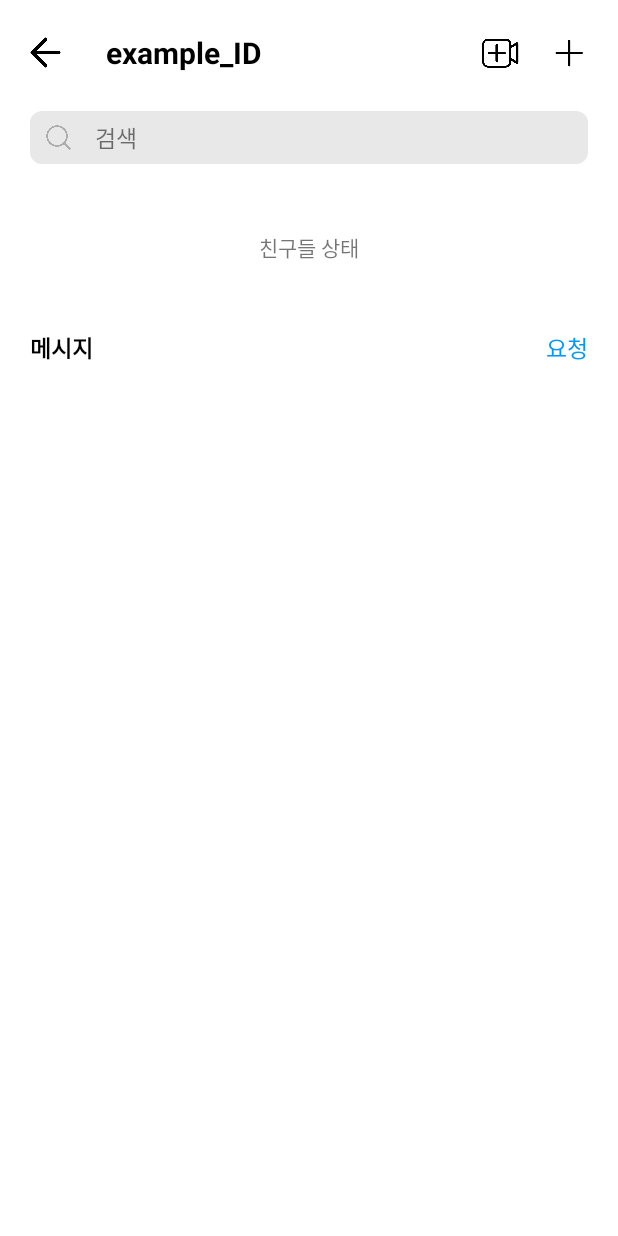
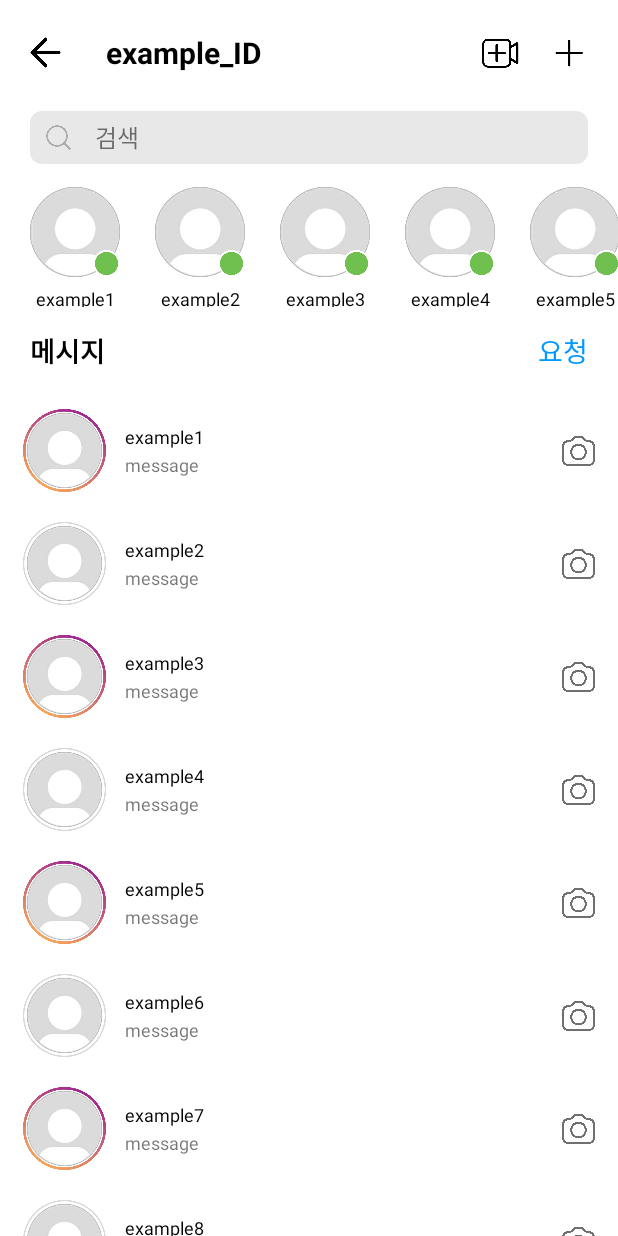
Before and after one commit to JM2308/UMC-Android-Instagram-Clone-Coding, an Android app: the DMActivity screen opened directly, with no data from a screen before it, on a phone screen of 412 x 824 dp. Run offline under Robolectric (Android 15) with nearby library versions, the phone set to English and light mode, and no system bars.

Commit message:
Connect RV & Item (DM Status and DM List)

```diff
--- a/app/src/main/java/com/example/umc_android_instagram_clone_coding/DMActivity.kt
+++ b/app/src/main/java/com/example/umc_android_instagram_clone_coding/DMActivity.kt
@@ -3,22 +3,61 @@ package com.example.umc_android_instagram_clone_coding
 import android.content.Intent
 import android.os.Bundle
 import androidx.appcompat.app.AppCompatActivity
+import androidx.recyclerview.widget.LinearLayoutManager
 import com.example.umc_android_instagram_clone_coding.databinding.ActivityDmBinding
 
 class DMActivity : AppCompatActivity() {
 
     lateinit var binding : ActivityDmBinding
+    private var statusDatas = ArrayList<FriendStatusData>()
+    private var msgListDatas = ArrayList<DMMsgListData>()
 
     override fun onCreate(savedInstanceState: Bundle?) {
         super.onCreate(savedInstanceState)
 
         binding = ActivityDmBinding.inflate(layoutInflater)
 
+        val statusAdapter = FriendStatusRVAdapter(statusDatas)
+        binding.dmFriendRv.adapter = statusAdapter
+        binding.dmFriendRv.layoutManager = LinearLayoutManager(this, LinearLayoutManager.HORIZONTAL, false)
+
+        statusDatas.apply {
+            add(FriendStatusData(R.drawable.profile, "example1"))
+            add(FriendStatusData(R.drawable.profile, "example2"))
+            add(FriendStatusData(R.drawable.profile, "example3"))
+            add(FriendStatusData(R.drawable.profile, "example4"))
+            add(FriendStatusData(R.drawable.profile, "example5"))
+            add(FriendStatusData(R.drawable.profile, "example6"))
+            add(FriendStatusData(R.drawable.profile, "example7"))
+            add(FriendStatusData(R.drawable.profile, "example8"))
+            add(FriendStatusData(R.drawable.profile, "example9"))
+            add(FriendStatusData(R.drawable.profile, "example10"))
+            add(FriendStatusData(R.drawable.profile, "example11"))
+            add(FriendStatusData(R.drawable.profile, "example12"))
+        }
+
         binding.dmBackBtn.setOnClickListener {
             startActivity(Intent(this, MainActivity::class.java))
             finish()
         }
 
+        val msgListAdapter = DMMsgListRVAdapter(msgListDatas)
+        binding.dmMsgRv.adapter = msgListAdapter
+        binding.dmMsgRv.layoutManager = LinearLayoutManager(this, LinearLayoutManager.VERTICAL, false)
+
+        msgListDatas.apply {
+            add(DMMsgListData(R.drawable.profile, "example1", "message", 1))
+            add(DMMsgListData(R.drawable.profile, "example2", "message", 0))
+            add(DMMsgListData(R.drawable.profile, "example3", "message", 1))
+            add(DMMsgListData(R.drawable.profile, "example4", "message", 0))
+            add(DMMsgListData(R.drawable.profile, "example5", "message", 1))
+            add(DMMsgListData(R.drawable.profile, "example6", "message", 0))
+            add(DMMsgListData(R.drawable.profile, "example7", "message", 1))
+            add(DMMsgListData(R.drawable.profile, "example8", "message", 0))
+            add(DMMsgListData(R.drawable.profile, "example9", "message", 1))
+            add(DMMsgListData(R.drawable.profile, "example10", "message", 0))
+        }
+
         setContentView(binding.root)
     }
 }
--- /dev/null
+++ b/app/src/main/java/com/example/umc_android_instagram_clone_coding/DMMsgListData.kt
@@ -0,0 +1,9 @@
+package com.example.umc_android_instagram_clone_coding
+
+data class DMMsgListData(
+    var profile: Int? = null,
+    var id: String? = "",
+    var msg: String? = "",
+    // 스토리 올렸는지 아닌지 확인
+    var storyStatus: Int? = null
+)
--- /dev/null
+++ b/app/src/main/java/com/example/umc_android_instagram_clone_coding/DMMsgListRVAdapter.kt
@@ -0,0 +1,36 @@
+package com.example.umc_android_instagram_clone_coding
+
+import android.view.LayoutInflater
+import android.view.ViewGroup
+import androidx.recyclerview.widget.RecyclerView
+import com.example.umc_android_instagram_clone_coding.databinding.ItemDmMsgBinding
+
+class DMMsgListRVAdapter(private var msgList: ArrayList<DMMsgListData>) : RecyclerView.Adapter<DMMsgListRVAdapter.ViewHolder>() {
+    override fun onCreateViewHolder(
+        parent: ViewGroup,
+        viewType: Int
+    ): DMMsgListRVAdapter.ViewHolder {
+        val binding: ItemDmMsgBinding = ItemDmMsgBinding.inflate(LayoutInflater.from(parent.context), parent, false)
+        return ViewHolder(binding)
+    }
+
+    override fun onBindViewHolder(holder: DMMsgListRVAdapter.ViewHolder, position: Int) {
+        holder.bind(msgList[position])
+    }
+
+    override fun getItemCount(): Int = msgList.size
+
+    inner class ViewHolder(val binding: ItemDmMsgBinding): RecyclerView.ViewHolder(binding.root) {
+        fun bind (msg: DMMsgListData) {
+            binding.itemDmListProfile.setImageResource(R.drawable.profile)
+            binding.itemDmListName.text = msg.id
+            binding.itemDmMsg.text = msg.msg
+
+            if (msg.storyStatus == 0)
+                binding.itemDmListStory.setImageResource(R.drawable.check_story)
+            else if (msg.storyStatus == 1)
+                binding.itemDmListStory.setImageResource(R.drawable.story_border)
+        }
+    }
+
+}
--- /dev/null
+++ b/app/src/main/java/com/example/umc_android_instagram_clone_coding/FriendStatusData.kt
@@ -0,0 +1,6 @@
+package com.example.umc_android_instagram_clone_coding
+
+data class FriendStatusData(
+    var profileImg: Int? = null,
+    var id: String = ""
+)
--- /dev/null
+++ b/app/src/main/java/com/example/umc_android_instagram_clone_coding/FriendStatusRVAdapter.kt
@@ -0,0 +1,29 @@
+package com.example.umc_android_instagram_clone_coding
+
+import android.view.LayoutInflater
+import android.view.ViewGroup
+import androidx.recyclerview.widget.RecyclerView
+import com.example.umc_android_instagram_clone_coding.databinding.ItemStatusBinding
+
+class FriendStatusRVAdapter(private val statusList: ArrayList<FriendStatusData>) : RecyclerView.Adapter<FriendStatusRVAdapter.ViewHolder>() {
+    override fun onCreateViewHolder(
+        parent: ViewGroup,
+        viewType: Int
+    ): FriendStatusRVAdapter.ViewHolder {
+        val binding: ItemStatusBinding = ItemStatusBinding.inflate(LayoutInflater.from(parent.context), parent, false)
+        return ViewHolder(binding)
+    }
+
+    override fun onBindViewHolder(holder: FriendStatusRVAdapter.ViewHolder, position: Int) {
+        holder.bind(statusList[position])
+    }
+
+    override fun getItemCount(): Int = statusList.size
+
+    inner class ViewHolder(val binding: ItemStatusBinding): RecyclerView.ViewHolder(binding.root) {
+        fun bind(status: FriendStatusData) {
+            binding.homeStatusProfile.setImageResource(status.profileImg!!)
+            binding.homeStatusId.text = status.id
+        }
+    }
+}
--- a/app/src/main/res/layout/activity_dm.xml
+++ b/app/src/main/res/layout/activity_dm.xml
@@ -73,44 +73,57 @@
             android:layout_width="wrap_content"
             android:layout_height="wrap_content"
             android:text="검색"
-            android:textSize="15sp"
+            android:textSize="16sp"
             android:layout_gravity="center_vertical"
             android:layout_marginLeft="15dp" />
 
     </LinearLayout>
 
-    <TextView
-        android:id="@+id/dm_friend_status"
+    <androidx.recyclerview.widget.RecyclerView
+        android:id="@+id/dm_friend_rv"
         android:layout_width="match_parent"
         android:layout_height="80dp"
         android:layout_marginTop="15dp"
-        android:text="친구들 상태"
-        android:gravity="center"
-        app:layout_constraintStart_toStartOf="parent"
-        app:layout_constraintTop_toBottomOf="@id/dm_search" />
+        android:paddingLeft="20dp"
+        android:paddingRight="-3dp"
+        android:clipToPadding="false"
+        android:orientation="horizontal"
+        app:layoutManager="androidx.recyclerview.widget.LinearLayoutManager"
+        app:layout_constraintTop_toBottomOf="@id/dm_search"
+        app:layout_constraintStart_toStartOf="parent" />
 
     <TextView
         android:layout_width="wrap_content"
         android:layout_height="wrap_content"
         android:text="메시지"
         android:textColor="@color/black"
-        android:textSize="15sp"
+        android:textSize="18sp"
         android:layout_marginTop="15dp"
         android:layout_marginLeft="20dp"
         android:textStyle="bold"
         app:layout_constraintStart_toStartOf="parent"
-        app:layout_constraintTop_toBottomOf="@id/dm_friend_status"/>
+        app:layout_constraintTop_toBottomOf="@id/dm_friend_rv"/>
 
     <TextView
         android:id="@+id/dm_request_btn"
         android:layout_width="wrap_content"
         android:layout_height="wrap_content"
         android:text="요청"
-        android:textSize="15sp"
+        android:textSize="18sp"
         android:textColor="@color/primary_blue"
         android:layout_marginTop="15dp"
         android:layout_marginRight="20dp"
         app:layout_constraintEnd_toEndOf="parent"
-        app:layout_constraintTop_toBottomOf="@id/dm_friend_status" />
+        app:layout_constraintTop_toBottomOf="@id/dm_friend_rv" />
+
+    <androidx.recyclerview.widget.RecyclerView
+        android:id="@+id/dm_msg_rv"
+        android:layout_width="match_parent"
+        android:layout_height="0dp"
+        android:layout_marginTop="15dp"
+        app:layoutManager="androidx.recyclerview.widget.LinearLayoutManager"
+        app:layout_constraintTop_toBottomOf="@id/dm_request_btn"
+        app:layout_constraintBottom_toBottomOf="parent"
+        app:layout_constraintStart_toStartOf="parent" />
 
 </androidx.constraintlayout.widget.ConstraintLayout>
--- a/app/src/main/res/layout/item_dm_list.xml
+++ b/app/src/main/res/layout/item_dm_msg.xml
@@ -1,7 +1,7 @@
 <?xml version="1.0" encoding="utf-8"?>
 <androidx.constraintlayout.widget.ConstraintLayout xmlns:android="http://schemas.android.com/apk/res/android"
     android:layout_width="match_parent"
-    android:layout_height="match_parent"
+    android:layout_height="wrap_content"
     xmlns:app="http://schemas.android.com/apk/res-auto"
     android:paddingTop="10dp"
     android:paddingBottom="10dp"
@@ -44,7 +44,7 @@
             android:layout_marginLeft="15dp" />
 
         <TextView
-            android:id="@+id/itme_dm_list_message"
+            android:id="@+id/item_dm_msg"
             android:layout_width="wrap_content"
             android:layout_height="wrap_content"
             android:text="최근 활동 : 오늘"
--- a/app/src/main/res/layout/item_post_content.xml
+++ b/app/src/main/res/layout/item_post_content.xml
@@ -104,7 +104,7 @@
 
         <ImageButton
             android:id="@+id/item_post_content_bookmark"
-            android:layout_width="20dp"
+            android:layout_width="18dp"
             android:layout_height="23dp"
             android:background="@drawable/bookmark"
             app:layout_constraintTop_toTopOf="parent"
@@ -147,7 +147,7 @@
         android:text="댓글 10개 모두 보기"
         android:textSize="14sp"
         android:layout_marginLeft="15dp"
-        android:layout_marginTop="5dp"
+        android:layout_marginTop="3dp"
         app:layout_constraintStart_toStartOf="parent"
         app:layout_constraintTop_toBottomOf="@id/item_post_content_content" />
 
@@ -158,7 +158,7 @@
         android:text="3일 전"
         android:textSize="9sp"
         android:layout_marginLeft="15dp"
-        android:layout_marginTop="5dp"
+        android:layout_marginTop="3dp"
         android:layout_marginBottom="15dp"
         app:layout_constraintStart_toStartOf="parent"
         app:layout_constraintTop_toBottomOf="@id/item_post_content_comment_num" />
--- a/app/src/main/res/layout/item_status.xml
+++ b/app/src/main/res/layout/item_status.xml
@@ -1,9 +1,9 @@
 <?xml version="1.0" encoding="utf-8"?>
 <androidx.constraintlayout.widget.ConstraintLayout xmlns:android="http://schemas.android.com/apk/res/android"
-    android:layout_width="match_parent"
-    android:layout_height="match_parent"
-    xmlns:app="http://schemas.android.com/apk/res-auto"
-    android:padding="15dp">
+    android:layout_width="wrap_content"
+    android:layout_height="wrap_content"
+    android:layout_marginRight="23dp"
+    xmlns:app="http://schemas.android.com/apk/res-auto">
 
     <ImageView
         android:id="@+id/home_status_profile"
```
